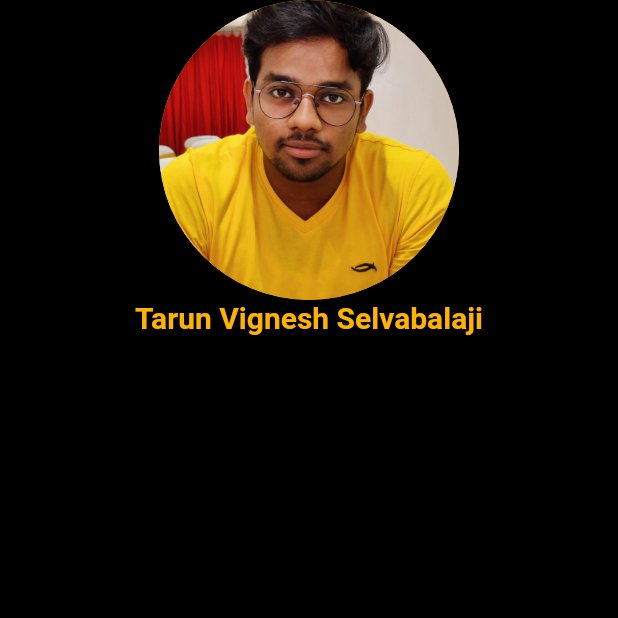
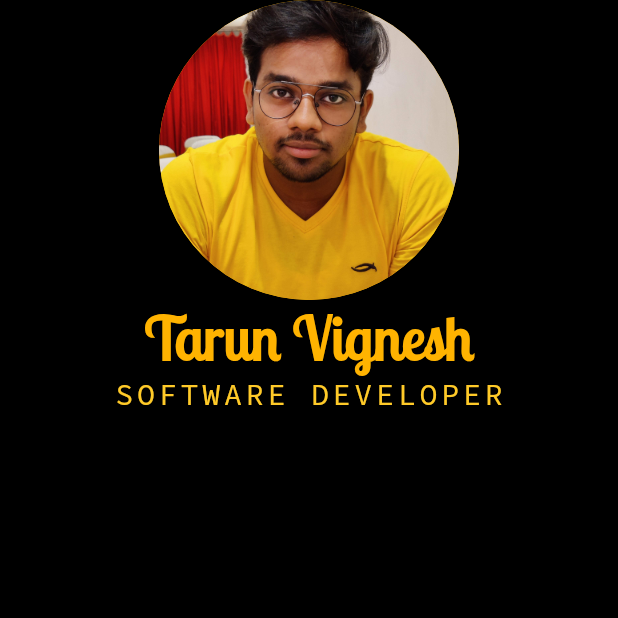
Before and after one commit to tarunvignesh1/mi-card, a Flutter app: the screen it shows after launch, on a phone screen of 412 x 824 dp, the top half of it. Run offline on Flutter 3.47's test engine with Material 2 defaults, Android fonts, the phone set to English and light mode, and no system bars.

Commit message:
adding additional fonts for design

```diff
--- a/micard/lib/main.dart
+++ b/micard/lib/main.dart
@@ -24,12 +24,23 @@ class MyApp extends StatelessWidget {
             ),
             Container(
               child: Text(
-                'Tarun Vignesh Selvabalaji',
+                'Tarun Vignesh',
                 style: TextStyle(
-                  fontFamily: LobsterTwo,
-                  fontSize: 20.0,
+                  fontFamily: 'LobsterTwo',
+                  fontSize: 40.0,
                   fontWeight: FontWeight.bold,
                   color: Colors.amber[600],
+                ),
+              ),
+            ),
+            Container(
+              child: Text(
+                'SOFTWARE DEVELOPER',
+                style: TextStyle(
+                  fontFamily: 'SourceCodePro',
+                  fontSize: 20.0,
+                  color: Colors.amber[400],
+                  letterSpacing: 2.5,
                 ),
               ),
             ),
--- a/micard/pubspec.yaml
+++ b/micard/pubspec.yaml
@@ -65,6 +65,9 @@ flutter:
     - family: LobsterTwo
       fonts:
         - asset: fonts/LobsterTwo-Regular.ttf
+    - family: SourceCodePro
+      fonts:
+        - asset: fonts/SourceCodePro-Regular.ttf
 
 
   # An image asset can refer to one or more resolution-specific "variants", see
```
Also changed, not shown: micard/fonts/SourceCodePro-Regular.ttf (added).
